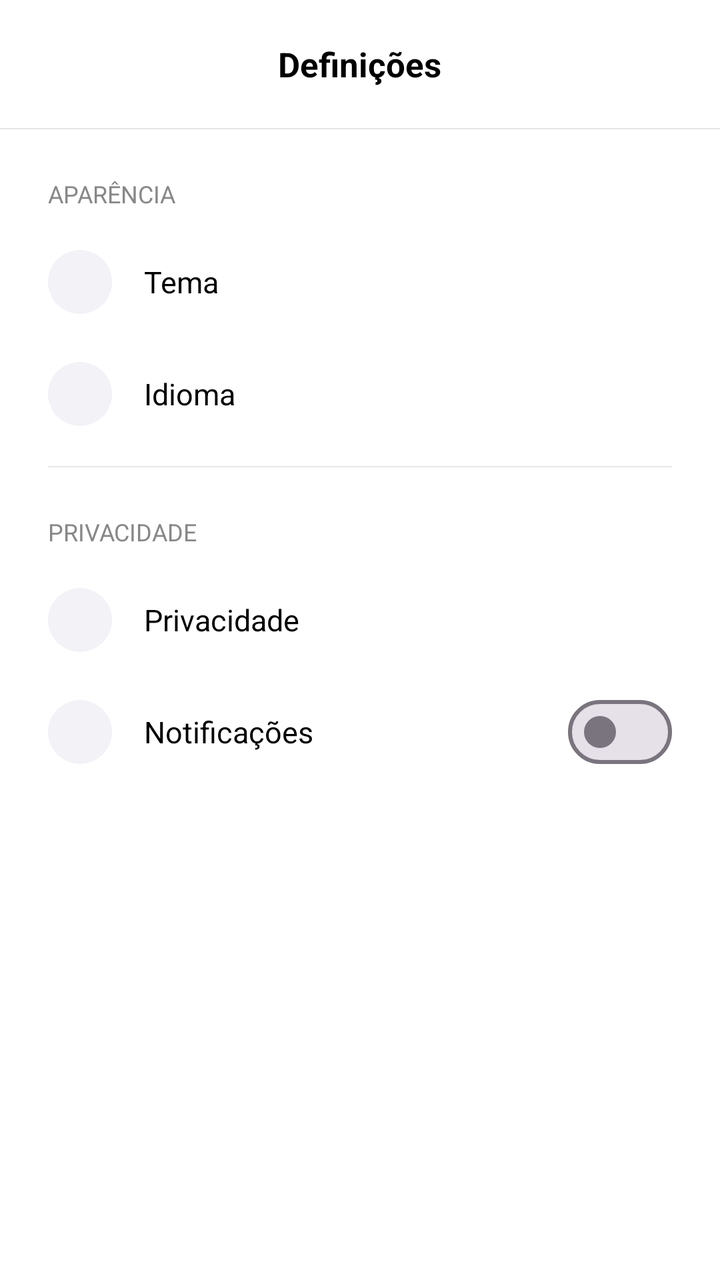
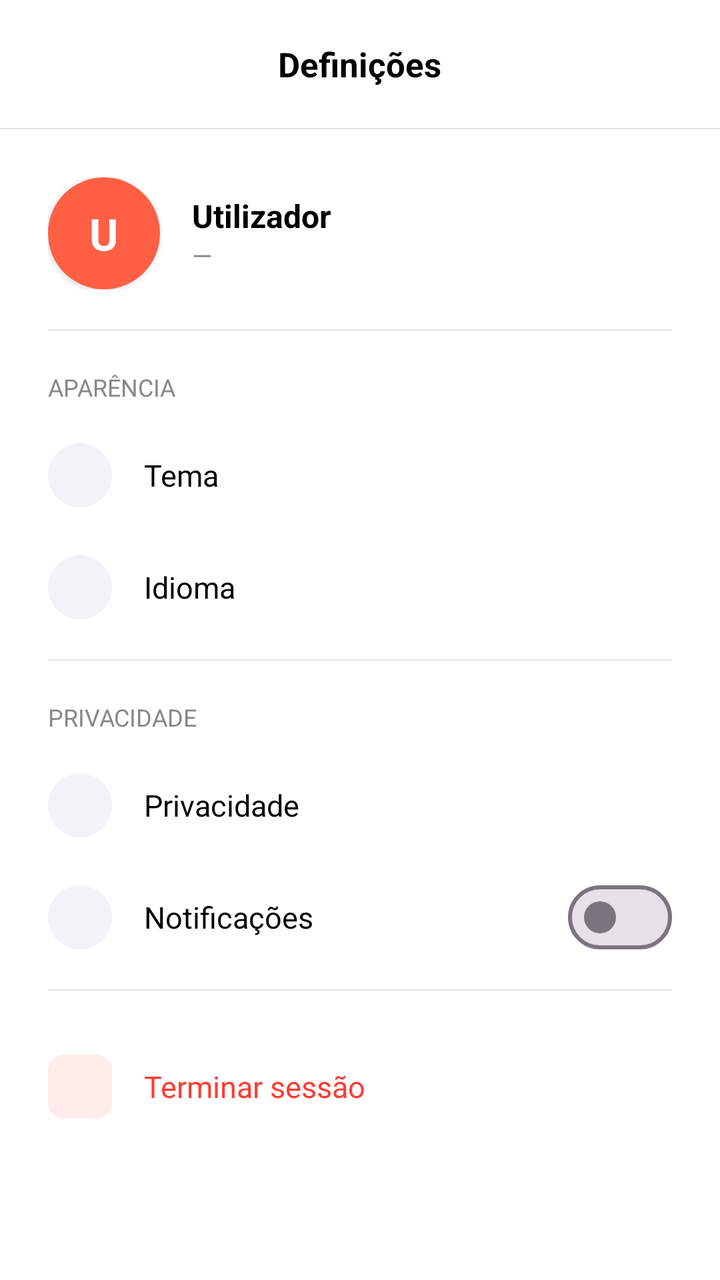

Compare the two renders of this Android layout. The source of the first and the diff that turns it into the second are given below.
<!-- AndroidManifest.xml: activity theme Theme.IPC -->
<!-- res/layout/activity_settings.xml -->
<?xml version="1.0" encoding="utf-8"?>
<LinearLayout
    xmlns:android="http://schemas.android.com/apk/res/android"
    android:layout_width="match_parent"
    android:layout_height="match_parent"
    android:orientation="vertical"
    android:background="@color/background"
    android:fitsSystemWindows="true">

    <RelativeLayout
        android:id="@+id/settingsToolbar"
        android:layout_width="match_parent"
        android:layout_height="?attr/actionBarSize"
        android:paddingStart="4dp"
        android:paddingEnd="16dp"
        android:background="@color/appbar_background">

        <ImageView
            android:id="@+id/btnBack"
            android:layout_width="40dp"
            android:layout_height="40dp"
            android:padding="11dp"
            android:layout_centerVertical="true"
            android:layout_alignParentStart="true"
            android:background="?attr/selectableItemBackgroundBorderless"
            android:clickable="true"
            android:focusable="true" />

        <TextView
            android:layout_width="wrap_content"
            android:layout_height="wrap_content"
            android:layout_centerInParent="true"
            android:text="@string/drawer_settings"
            android:textSize="17sp"
            android:textStyle="bold"
            android:textColor="@color/text_primary" />

    </RelativeLayout>

    <View
        android:layout_width="match_parent"
        android:layout_height="0.5dp"
        android:background="@color/divider" />

    <ScrollView
        android:layout_width="match_parent"
        android:layout_height="match_parent"
        android:fillViewport="true">

        <LinearLayout
            android:layout_width="match_parent"
            android:layout_height="wrap_content"
            android:orientation="vertical"
            android:paddingTop="24dp"
            android:paddingBottom="32dp">

            <TextView
                android:layout_width="wrap_content"
                android:layout_height="wrap_content"
                android:text="Aparência"
                android:textSize="12sp"
                android:textAllCaps="true"
                android:textColor="@color/settings_section_label"
                android:paddingStart="24dp"
                android:paddingBottom="8dp" />

            <LinearLayout
                android:id="@+id/itemTheme"
                android:layout_width="match_parent"
                android:layout_height="56dp"
                android:orientation="horizontal"
                android:gravity="center_vertical"
                android:paddingStart="24dp"
                android:paddingEnd="24dp"
                android:background="?attr/selectableItemBackground"
                android:clickable="true"
                android:focusable="true">

                <FrameLayout
                    android:layout_width="32dp"
                    android:layout_height="32dp"
                    android:background="@drawable/drawer_icon_bg"
                    android:layout_marginEnd="16dp">

                    <ImageView
                        android:id="@+id/iconTheme"
                        android:layout_width="14dp"
                        android:layout_height="14dp"
                        android:layout_gravity="center" />

                </FrameLayout>

                <TextView
                    android:layout_width="0dp"
                    android:layout_height="wrap_content"
                    android:layout_weight="1"
                    android:text="Tema"
                    android:textSize="15sp"
                    android:textColor="@color/text_primary" />

                <TextView
                    android:id="@+id/labelTheme"
                    android:layout_width="wrap_content"
                    android:layout_height="wrap_content"
                    android:textSize="14sp"
                    android:textColor="@color/text_secondary"
                    android:layout_marginEnd="8dp" />

                <ImageView
                    android:id="@+id/chevronTheme"
                    android:layout_width="13dp"
                    android:layout_height="13dp" />

            </LinearLayout>

            <LinearLayout
                android:id="@+id/itemLanguage"
                android:layout_width="match_parent"
                android:layout_height="56dp"
                android:orientation="horizontal"
                android:gravity="center_vertical"
                android:paddingStart="24dp"
                android:paddingEnd="24dp"
                android:background="?attr/selectableItemBackground"
                android:clickable="true"
                android:focusable="true">

                <FrameLayout
                    android:layout_width="32dp"
                    android:layout_height="32dp"
                    android:background="@drawable/drawer_icon_bg"
                    android:layout_marginEnd="16dp">

                    <ImageView
                        android:id="@+id/iconLanguage"
                        android:layout_width="14dp"
                        android:layout_height="14dp"
                        android:layout_gravity="center" />

                </FrameLayout>

                <TextView
                    android:layout_width="0dp"
                    android:layout_height="wrap_content"
                    android:layout_weight="1"
                    android:text="Idioma"
                    android:textSize="15sp"
                    android:textColor="@color/text_primary" />

                <TextView
                    android:id="@+id/labelLanguage"
                    android:layout_width="wrap_content"
                    android:layout_height="wrap_content"
                    android:textSize="14sp"
                    android:textColor="@color/text_secondary"
                    android:layout_marginEnd="8dp" />

                <ImageView
                    android:id="@+id/chevronLanguage"
                    android:layout_width="13dp"
                    android:layout_height="13dp" />

            </LinearLayout>

            <View
                android:layout_width="match_parent"
                android:layout_height="0.5dp"
                android:layout_marginStart="24dp"
                android:layout_marginEnd="24dp"
                android:layout_marginTop="8dp"
                android:layout_marginBottom="24dp"
                android:background="@color/divider" />

            <TextView
                android:layout_width="wrap_content"
                android:layout_height="wrap_content"
                android:text="Privacidade"
                android:textSize="12sp"
                android:textAllCaps="true"
                android:textColor="@color/settings_section_label"
                android:paddingStart="24dp"
                android:paddingBottom="8dp" />

            <LinearLayout
                android:id="@+id/itemPrivacy"
                android:layout_width="match_parent"
                android:layout_height="56dp"
                android:orientation="horizontal"
                android:gravity="center_vertical"
                android:paddingStart="24dp"
                android:paddingEnd="24dp"
                android:background="?attr/selectableItemBackground"
                android:clickable="true"
                android:focusable="true">

                <FrameLayout
                    android:layout_width="32dp"
                    android:layout_height="32dp"
                    android:background="@drawable/drawer_icon_bg"
                    android:layout_marginEnd="16dp">

                    <ImageView
                        android:id="@+id/iconPrivacy"
                        android:layout_width="14dp"
                        android:layout_height="14dp"
                        android:layout_gravity="center" />

                </FrameLayout>

                <TextView
                    android:layout_width="0dp"
                    android:layout_height="wrap_content"
                    android:layout_weight="1"
                    android:text="Privacidade"
                    android:textSize="15sp"
                    android:textColor="@color/text_primary" />

                <ImageView
                    android:id="@+id/chevronPrivacy"
                    android:layout_width="13dp"
                    android:layout_height="13dp" />

            </LinearLayout>

            <LinearLayout
                android:id="@+id/itemNotifications"
                android:layout_width="match_parent"
                android:layout_height="56dp"
                android:orientation="horizontal"
                android:gravity="center_vertical"
                android:paddingStart="24dp"
                android:paddingEnd="24dp"
                android:background="?attr/selectableItemBackground"
                android:clickable="true"
                android:focusable="true">

                <FrameLayout
                    android:layout_width="32dp"
                    android:layout_height="32dp"
                    android:background="@drawable/drawer_icon_bg"
                    android:layout_marginEnd="16dp">

                    <ImageView
                        android:id="@+id/iconNotifications"
                        android:layout_width="14dp"
                        android:layout_height="14dp"
                        android:layout_gravity="center" />

                </FrameLayout>

                <TextView
                    android:layout_width="0dp"
                    android:layout_height="wrap_content"
                    android:layout_weight="1"
                    android:text="Notificações"
                    android:textSize="15sp"
                    android:textColor="@color/text_primary" />

                <com.google.android.material.materialswitch.MaterialSwitch
                    android:id="@+id/switchNotifications"
                    android:layout_width="wrap_content"
                    android:layout_height="wrap_content" />

            </LinearLayout>

        </LinearLayout>

    </ScrollView>

</LinearLayout>
<!-- resources referenced by this layout -->
<resources>
  <color name="appbar_background">#FFFFFF</color>
  <color name="background">#FFFFFF</color>
  <color name="divider">#E5E5EA</color>
  <color name="settings_section_label">#888888</color>
  <color name="text_primary">#000000</color>
  <color name="text_secondary">#888888</color>
  <!-- drawable drawer_icon_bg (drawable) -->
  <?xml version="1.0" encoding="utf-8"?>
  <shape xmlns:android="http://schemas.android.com/apk/res/android"
      android:shape="oval">
      <solid android:color="@color/card_background" />
  </shape>
  <string name="drawer_settings">Definições</string>
  <style name="Theme.IPC" parent="Theme.Material3.DayNight.NoActionBar">
          <item name="colorPrimary">@color/colorPrimary</item>
          <item name="colorOnPrimary">@android:color/white</item>
          <item name="colorSurface">@color/surface</item>
          <item name="colorOnSurface">@color/text_primary</item>
          <item name="colorSurfaceVariant">@color/card_background</item>
          <item name="colorOnSurfaceVariant">@color/text_secondary</item>
          <item name="colorSurfaceContainerLow">@color/dialog_background</item>
          <item name="colorSurfaceContainerHigh">@color/dialog_background</item>
          <item name="colorSurfaceContainer">@color/dialog_background</item>
          <item name="colorControlActivated">@color/colorPrimary</item>
          <item name="colorControlHighlight">@color/ripple_color</item>
          <item name="android:colorEdgeEffect">@color/colorPrimary</item>
          <item name="android:textColorPrimary">@color/text_primary</item>
          <item name="android:textColorSecondary">@color/text_secondary</item>
          <item name="android:textColorHint">@color/text_hint</item>
          <item name="android:textCursorDrawable">@null</item>
          <item name="android:colorControlActivated">@color/cursor_color</item>
          
          <item name="android:statusBarColor">@android:color/transparent</item>
          <item name="android:navigationBarColor">@android:color/transparent</item>
          <item name="android:windowTranslucentStatus">false</item>
          <item name="android:windowTranslucentNavigation">false</item>
          <item name="android:windowBackground">@color/background</item>
      </style>
  <color name="card_background">#F2F2F7</color>
  <color name="colorPrimary">#FF6044</color>
  <color name="surface">#FFFFFF</color>
  <color name="dialog_background">#F2F2F7</color>
  <color name="ripple_color">#1A000000</color>
  <color name="text_hint">#AAAAAA</color>
  <color name="cursor_color">#FF6044</color>
</resources>

<!-- the commit's change to res/layout/activity_settings.xml (unified diff, before → after) -->
@@ -7,6 +7,7 @@
     android:background="@color/background"
     android:fitsSystemWindows="true">
 
+    
     <RelativeLayout
         android:id="@+id/settingsToolbar"
         android:layout_width="match_parent"
@@ -45,7 +46,8 @@
     <ScrollView
         android:layout_width="match_parent"
         android:layout_height="match_parent"
-        android:fillViewport="true">
+        android:fillViewport="true"
+        android:overScrollMode="never">
 
         <LinearLayout
             android:layout_width="match_parent"
@@ -54,6 +56,81 @@
             android:paddingTop="24dp"
             android:paddingBottom="32dp">
 
+            
+            <LinearLayout
+                android:layout_width="match_parent"
+                android:layout_height="wrap_content"
+                android:orientation="horizontal"
+                android:gravity="center_vertical"
+                android:paddingStart="24dp"
+                android:paddingEnd="24dp"
+                android:paddingBottom="20dp">
+
+                
+                <FrameLayout
+                    android:id="@+id/avatarContainer"
+                    android:layout_width="56dp"
+                    android:layout_height="56dp"
+                    android:background="@drawable/avatar_circle_bg"
+                    android:clickable="true"
+                    android:focusable="true"
+                    android:elevation="2dp">
+
+                    <TextView
+                        android:id="@+id/avatarInitial"
+                        android:layout_width="wrap_content"
+                        android:layout_height="wrap_content"
+                        android:layout_gravity="center"
+                        android:textSize="22sp"
+                        android:textStyle="bold"
+                        android:textColor="#FFFFFF"
+                        android:text="U" />
+
+                </FrameLayout>
+
+                
+                <LinearLayout
+                    android:layout_width="0dp"
+                    android:layout_height="wrap_content"
+                    android:layout_weight="1"
+                    android:orientation="vertical"
+                    android:paddingStart="16dp">
+
+                    <TextView
+                        android:id="@+id/settingsUserName"
+                        android:layout_width="wrap_content"
+                        android:layout_height="wrap_content"
+                        android:text="Utilizador"
+                        android:textSize="16sp"
+                        android:textStyle="bold"
+                        android:textColor="@color/text_primary" />
+
+                    <TextView
+                        android:id="@+id/settingsUserEmail"
+                        android:layout_width="wrap_content"
+                        android:layout_height="wrap_content"
+                        android:text="—"
+                        android:textSize="13sp"
+                        android:textColor="@color/text_secondary" />
+
+                </LinearLayout>
+
+                <ImageView
+                    android:id="@+id/chevronProfile"
+                    android:layout_width="13dp"
+                    android:layout_height="13dp" />
+
+            </LinearLayout>
+
+            <View
+                android:layout_width="match_parent"
+                android:layout_height="0.5dp"
+                android:layout_marginStart="24dp"
+                android:layout_marginEnd="24dp"
+                android:layout_marginBottom="20dp"
+                android:background="@color/divider" />
+
+            
             <TextView
                 android:layout_width="wrap_content"
                 android:layout_height="wrap_content"
@@ -168,9 +245,10 @@
                 android:layout_marginStart="24dp"
                 android:layout_marginEnd="24dp"
                 android:layout_marginTop="8dp"
-                android:layout_marginBottom="24dp"
+                android:layout_marginBottom="20dp"
                 android:background="@color/divider" />
 
+            
             <TextView
                 android:layout_width="wrap_content"
                 android:layout_height="wrap_content"
@@ -263,6 +341,52 @@
 
             </LinearLayout>
 
+            <View
+                android:layout_width="match_parent"
+                android:layout_height="0.5dp"
+                android:layout_marginStart="24dp"
+                android:layout_marginEnd="24dp"
+                android:layout_marginTop="8dp"
+                android:layout_marginBottom="20dp"
+                android:background="@color/divider" />
+
+            
+            <LinearLayout
+                android:id="@+id/itemLogout"
+                android:layout_width="match_parent"
+                android:layout_height="56dp"
+                android:orientation="horizontal"
+                android:gravity="center_vertical"
+                android:paddingStart="24dp"
+                android:paddingEnd="24dp"
+                android:background="?attr/selectableItemBackground"
+                android:clickable="true"
+                android:focusable="true">
+
+                <FrameLayout
+                    android:layout_width="32dp"
+                    android:layout_height="32dp"
+                    android:background="@drawable/logout_icon_bg"
+                    android:layout_marginEnd="16dp">
+
+                    <ImageView
+                        android:id="@+id/iconLogout"
+                        android:layout_width="14dp"
+                        android:layout_height="14dp"
+                        android:layout_gravity="center" />
+
+                </FrameLayout>
+
+                <TextView
+                    android:layout_width="0dp"
+                    android:layout_height="wrap_content"
+                    android:layout_weight="1"
+                    android:text="@string/settings_logout"
+                    android:textSize="15sp"
+                    android:textColor="#FF3B30" />
+
+            </LinearLayout>
+
         </LinearLayout>
 
     </ScrollView>
<!-- resource entries referenced after the edit -->
@@ -6,13 +6,27 @@
   <color name="settings_section_label">#888888</color>
   <color name="text_primary">#000000</color>
   <color name="text_secondary">#888888</color>
+  <!-- drawable avatar_circle_bg (drawable) -->
+  <?xml version="1.0" encoding="utf-8"?>
+  <shape xmlns:android="http://schemas.android.com/apk/res/android"
+      android:shape="oval">
+      <solid android:color="@color/colorPrimary" />
+  </shape>
   <!-- drawable drawer_icon_bg (drawable) -->
   <?xml version="1.0" encoding="utf-8"?>
   <shape xmlns:android="http://schemas.android.com/apk/res/android"
       android:shape="oval">
       <solid android:color="@color/card_background" />
   </shape>
+  <!-- drawable logout_icon_bg (drawable) -->
+  <?xml version="1.0" encoding="utf-8"?>
+  <shape xmlns:android="http://schemas.android.com/apk/res/android"
+      android:shape="rectangle">
+      <corners android:radius="8dp" />
+      <solid android:color="#1AFF3B30" />
+  </shape>
   <string name="drawer_settings">Definições</string>
+  <string name="settings_logout">Terminar sessão</string>
   <style name="Theme.IPC" parent="Theme.Material3.DayNight.NoActionBar">
           <item name="colorPrimary">@color/colorPrimary</item>
           <item name="colorOnPrimary">@android:color/white</item>
@@ -31,7 +45,6 @@
           <item name="android:textColorHint">@color/text_hint</item>
           <item name="android:textCursorDrawable">@null</item>
           <item name="android:colorControlActivated">@color/cursor_color</item>
-          
           <item name="android:statusBarColor">@android:color/transparent</item>
           <item name="android:navigationBarColor">@android:color/transparent</item>
           <item name="android:windowTranslucentStatus">false</item>
